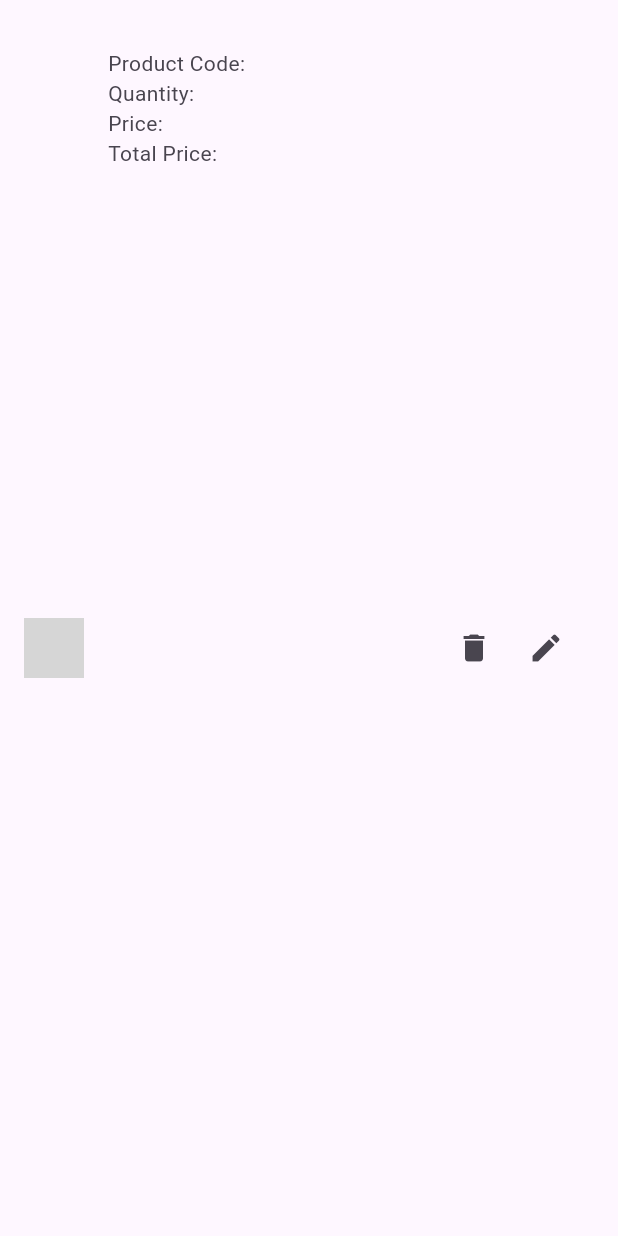
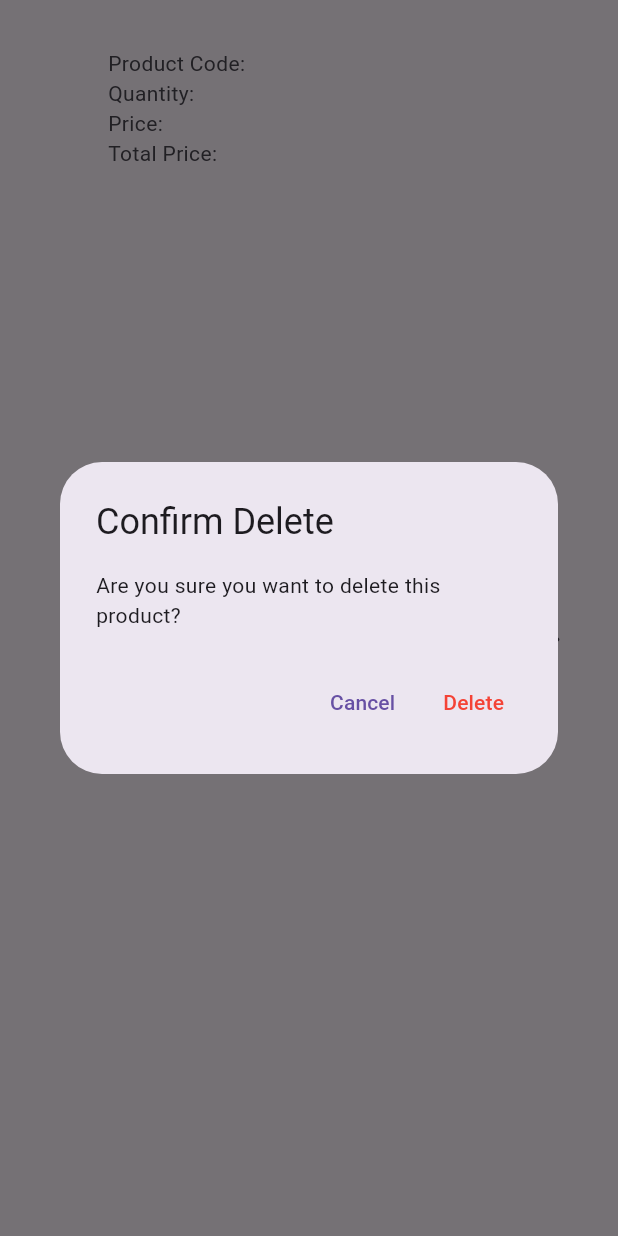
Before and after one commit to mithunadhikary/class-assignment-three, a Flutter app: the ProductItem widget shown alone on an empty page, opened directly with empty values, after a tap on the "delete" icon, on a phone screen of 412 x 824 dp. Run offline on Flutter 3.47's test engine with Material 3 defaults, Android fonts, the light colour scheme and no system bars; network calls fail; grey boxes are pictures that could not be loaded.

Commit message:
Added AlertDialog for deleteProduct

```diff
--- a/lib/ui/widgets/product_item.dart
+++ b/lib/ui/widgets/product_item.dart
@@ -52,6 +52,35 @@ class ProductItem extends StatelessWidget {
   }
 
   Future<void> _deleteProduct(BuildContext context, id) async {
+    bool? confirmDelete = await showDialog(
+      context: context,
+      builder: (BuildContext dialogContext) {
+        return AlertDialog(
+          title: const Text('Confirm Delete'),
+          content: const Text('Are you sure you want to delete this product?'),
+          actions: [
+            TextButton(
+              onPressed: () {
+                Navigator.of(dialogContext).pop(false); // User canceled
+              },
+              child: const Text('Cancel'),
+            ),
+            TextButton(
+              onPressed: () {
+                Navigator.of(dialogContext).pop(true); // User confirmed
+              },
+              child: const Text(
+                'Delete',
+                style: TextStyle(color: Colors.red),
+              ),
+            ),
+          ],
+        );
+      },
+    );
+
+    if (confirmDelete == true) {
+      // Proceed with delete API call if user confirmed
       Uri uri = Uri.parse('https://crud.teamrabbil.com/api/v1/DeleteProduct/$id');
 
       Response response = await get(
@@ -66,11 +95,13 @@ class ProductItem extends StatelessWidget {
             backgroundColor: Colors.green,
           ),
         );
+
         Navigator.pushAndRemoveUntil(
           context,
           MaterialPageRoute(builder: (context)=>ProductListScreen(),),
               (Route route) => false,
         );
+
       } else {
         ScaffoldMessenger.of(context).showSnackBar(
           const SnackBar(
@@ -79,5 +110,13 @@ class ProductItem extends StatelessWidget {
           ),
         );
       }
+    } else {
+      ScaffoldMessenger.of(context).showSnackBar(
+        const SnackBar(
+          content: Text('Delete action canceled.'),
+        ),
+      );
     }
   }
+
+}
```
Lines whose indentation alone changed are shown as unchanged.
